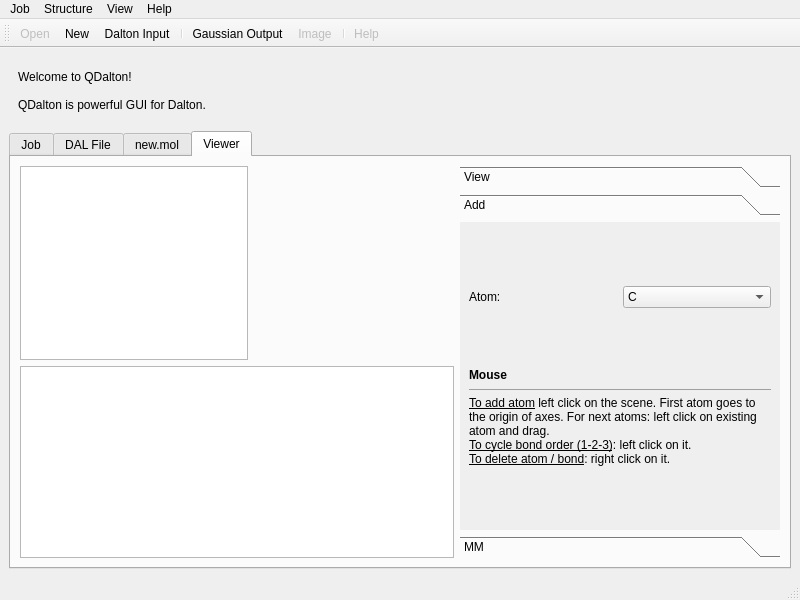
This is Sources/MainWindow.ui in xMoad/qdalton as Qt 5 draws it before an edit. The edited form follows.
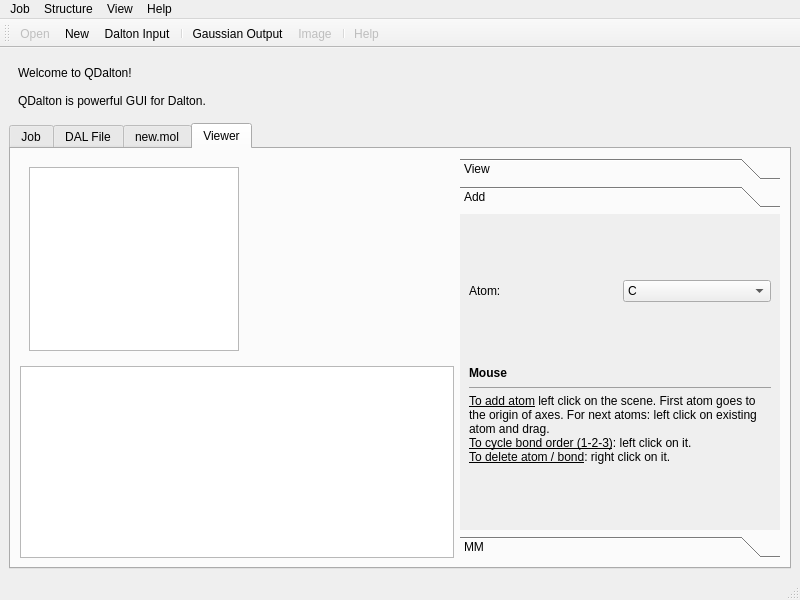
This is the edited form. The open tabs and pages were chosen to show the change. Icons and pictures are not drawn. Custom widgets are drawn as their Qt base class.

```diff
--- a/Sources/MainWindow.ui
+++ b/Sources/MainWindow.ui
@@ -188,50 +188,8 @@
        <attribute name="title">
         <string>Viewer</string>
        </attribute>
-       <layout class="QGridLayout" name="gridLayout_10" rowstretch="1,0" columnstretch="0,1,0">
-        <item row="0" column="0">
-         <widget class="QTableWidget" name="tableWidgetConformers">
-          <property name="minimumSize">
-           <size>
-            <width>200</width>
-            <height>0</height>
-           </size>
-          </property>
-          <property name="editTriggers">
-           <set>QAbstractItemView::NoEditTriggers</set>
-          </property>
-          <property name="selectionMode">
-           <enum>QAbstractItemView::SingleSelection</enum>
-          </property>
-          <property name="selectionBehavior">
-           <enum>QAbstractItemView::SelectRows</enum>
-          </property>
-          <property name="sortingEnabled">
-           <bool>true</bool>
-          </property>
-          <property name="rowCount">
-           <number>0</number>
-          </property>
-          <property name="columnCount">
-           <number>2</number>
-          </property>
-          <attribute name="horizontalHeaderVisible">
-           <bool>false</bool>
-          </attribute>
-          <attribute name="horizontalHeaderShowSortIndicator" stdset="0">
-           <bool>true</bool>
-          </attribute>
-          <attribute name="horizontalHeaderStretchLastSection">
-           <bool>true</bool>
-          </attribute>
-          <attribute name="verticalHeaderVisible">
-           <bool>false</bool>
-          </attribute>
-          <column/>
-          <column/>
-         </widget>
-        </item>
-        <item row="0" column="1">
+       <layout class="QGridLayout" name="gridLayout_10" rowstretch="1,0" columnstretch="0,0,0,0">
+        <item row="0" column="1" colspan="2">
          <widget class="Render::Viewer" name="viewer" native="true">
           <property name="minimumSize">
            <size>
@@ -241,7 +199,7 @@
           </property>
          </widget>
         </item>
-        <item row="0" column="2" rowspan="2">
+        <item row="0" column="3" rowspan="2">
          <widget class="QToolBox" name="toolBox">
           <property name="minimumSize">
            <size>
@@ -260,8 +218,8 @@
             <rect>
              <x>0</x>
              <y>0</y>
-             <width>320</width>
-             <height>321</height>
+             <width>316</width>
+             <height>255</height>
             </rect>
            </property>
            <attribute name="label">
@@ -417,8 +375,8 @@
             <rect>
              <x>0</x>
              <y>0</y>
-             <width>320</width>
-             <height>307</height>
+             <width>129</width>
+             <height>491</height>
             </rect>
            </property>
            <attribute name="label">
@@ -497,6 +455,9 @@
             </item>
             <item row="2" column="0" colspan="2">
              <spacer name="verticalSpacerMiddleAdd">
+              <property name="orientation">
+               <enum>Qt::Vertical</enum>
+              </property>
               <property name="sizeHint" stdset="0">
                <size>
                 <width>20</width>
@@ -532,8 +493,8 @@
             <rect>
              <x>0</x>
              <y>0</y>
-             <width>231</width>
-             <height>183</height>
+             <width>310</width>
+             <height>237</height>
             </rect>
            </property>
            <attribute name="label">
@@ -698,9 +659,57 @@
           </widget>
          </widget>
         </item>
-        <item row="1" column="0" colspan="2">
+        <item row="1" column="0" colspan="3">
          <widget class="QPlainTextEdit" name="logPlainTextEdit"/>
         </item>
+        <item row="0" column="0">
+         <widget class="QWidget" name="widgetConformers" native="true">
+          <layout class="QGridLayout" name="gridLayout_11">
+           <item row="0" column="0" colspan="2">
+            <widget class="QTableWidget" name="tableWidgetConformers">
+             <property name="minimumSize">
+              <size>
+               <width>200</width>
+               <height>0</height>
+              </size>
+             </property>
+             <property name="editTriggers">
+              <set>QAbstractItemView::NoEditTriggers</set>
+             </property>
+             <property name="selectionMode">
+              <enum>QAbstractItemView::SingleSelection</enum>
+             </property>
+             <property name="selectionBehavior">
+              <enum>QAbstractItemView::SelectRows</enum>
+             </property>
+             <property name="sortingEnabled">
+              <bool>true</bool>
+             </property>
+             <property name="rowCount">
+              <number>0</number>
+             </property>
+             <property name="columnCount">
+              <number>2</number>
+             </property>
+             <attribute name="horizontalHeaderVisible">
+              <bool>false</bool>
+             </attribute>
+             <attribute name="horizontalHeaderShowSortIndicator" stdset="0">
+              <bool>true</bool>
+             </attribute>
+             <attribute name="horizontalHeaderStretchLastSection">
+              <bool>true</bool>
+             </attribute>
+             <attribute name="verticalHeaderVisible">
+              <bool>false</bool>
+             </attribute>
+             <column/>
+             <column/>
+            </widget>
+           </item>
+          </layout>
+         </widget>
+        </item>
        </layout>
       </widget>
      </widget>
@@ -728,7 +737,7 @@
      <x>0</x>
      <y>0</y>
      <width>800</width>
-     <height>21</height>
+     <height>22</height>
     </rect>
    </property>
    <widget class="QMenu" name="menuFile">
@@ -766,6 +775,7 @@
       <string>Export</string>
      </property>
      <addaction name="actionStructureExportImage"/>
+     <addaction name="actionStructureExportXyz"/>
     </widget>
     <addaction name="menuImport"/>
     <addaction name="menuExport"/>
@@ -995,6 +1005,14 @@
     <string>Conformers table</string>
    </property>
   </action>
+  <action name="actionStructureExportXyz">
+   <property name="enabled">
+    <bool>false</bool>
+   </property>
+   <property name="text">
+    <string>XYZ</string>
+   </property>
+  </action>
  </widget>
  <customwidgets>
   <customwidget>
```
